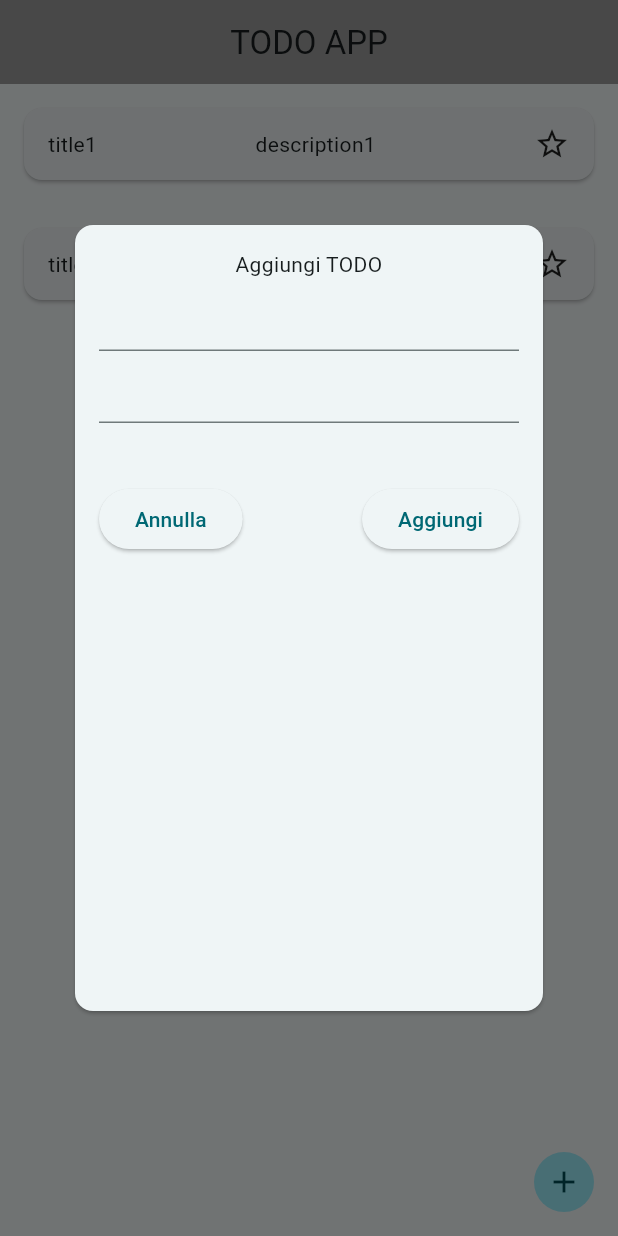
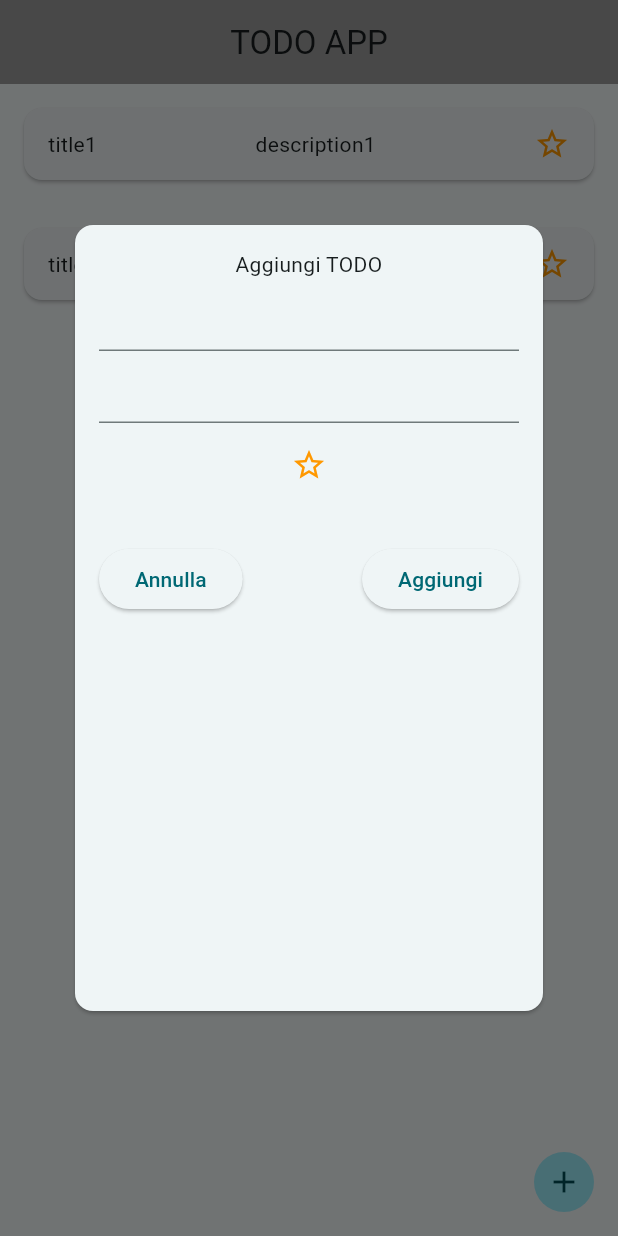
Before and after one commit to Danilospano00/TODO-app, a Flutter app: the screen it shows after launch, after a tap on the "add" icon, on a phone screen of 412 x 824 dp. Run offline on Flutter 3.47's test engine with Material 2 defaults, Android fonts, the phone set to English and light mode, and no system bars; our stand-ins replace equatable, flutter_redux, redux.

Commit message:
feat: added method to add make favourites todos

```diff
--- a/lib/pages/home_page.dart
+++ b/lib/pages/home_page.dart
@@ -24,9 +24,11 @@ class HomePage extends StatelessWidget {
         backgroundColor: Colors.grey,
         automaticallyImplyLeading: false,
       ),
-      body: ListView.builder(
-        itemCount: todos?.length,
-        itemBuilder: (context, index) {
+      body: ListView(
+        children: [
+          ...List.generate(
+            todos?.length ?? 0,
+            (index) {
               return SizedBox(
                 height: 80,
                 child: Card(
@@ -49,9 +51,11 @@ class HomePage extends StatelessWidget {
                         todos?[index].isRelevant == true
                             ? const Icon(
                                 Icons.star,
+                                color: Colors.orange,
                               )
                             : const Icon(
                                 Icons.star_border,
+                                color: Colors.orange,
                               ),
                       ],
                     ),
@@ -67,6 +71,11 @@ class HomePage extends StatelessWidget {
                 ),
               );
             },
+          ),
+          const SizedBox(
+            height: 80,
+          ),
+        ],
       ),
       floatingActionButton: GestureDetector(
         onTap: () async {
--- a/lib/widget/add_todo_alert_dialog.dart
+++ b/lib/widget/add_todo_alert_dialog.dart
@@ -3,12 +3,19 @@ import 'package:flutter_redux/flutter_redux.dart';
 import 'package:todo_app/redux/state/state.dart';
 import 'package:todo_app/widget/view_model/add_todo_alert_dialog_view_model.dart';
 
-class AddTodoAlertDialog extends StatelessWidget {
+class AddTodoAlertDialog extends StatefulWidget {
   AddTodoAlertDialog({Key? key}) : super(key: key);
 
+  @override
+  State<AddTodoAlertDialog> createState() => _AddTodoAlertDialogState();
+}
+
+class _AddTodoAlertDialogState extends State<AddTodoAlertDialog> {
   final TextEditingController titleTodo = TextEditingController();
+
   final TextEditingController descriptionTodo = TextEditingController();
-  final bool isRelevant = false;
+
+  bool isRelevant = false;
 
   @override
   Widget build(BuildContext context) {
@@ -36,6 +43,25 @@ class AddTodoAlertDialog extends StatelessWidget {
               ),
               TextField(
                 controller: descriptionTodo,
+              ),
+              const SizedBox(
+                height: 16,
+              ),
+              GestureDetector(
+                onTap: () {
+                  setState(() {
+                    isRelevant = !isRelevant;
+                  });
+                },
+                child: isRelevant
+                    ? const Icon(
+                        Icons.star,
+                        color: Colors.orange,
+                      )
+                    : const Icon(
+                        Icons.star_border,
+                        color: Colors.orange,
+                      ),
               ),
               const SizedBox(
                 height: 40,
```
Lines whose indentation alone changed are shown as unchanged.
